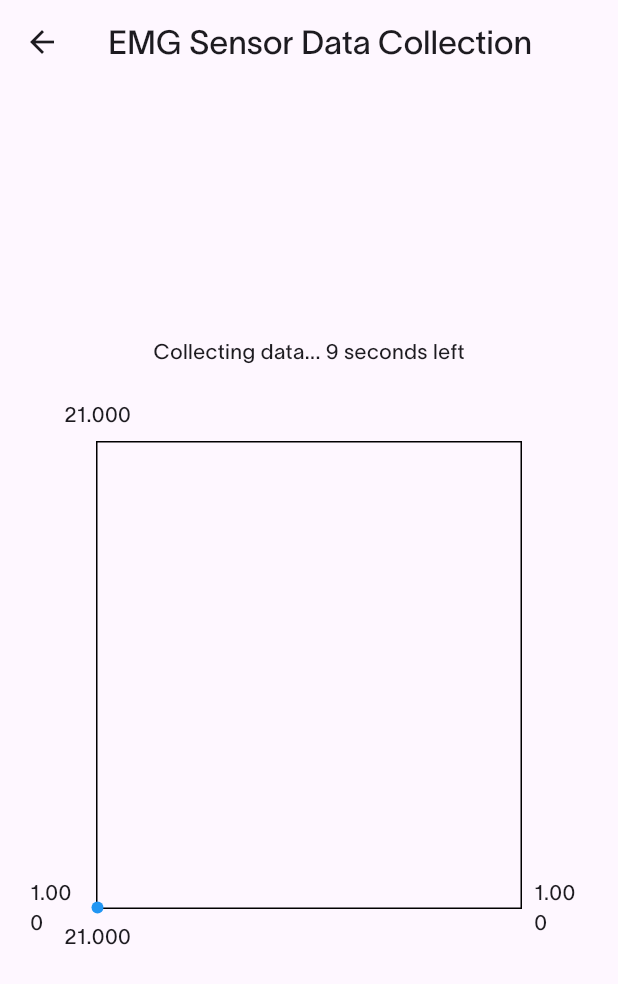
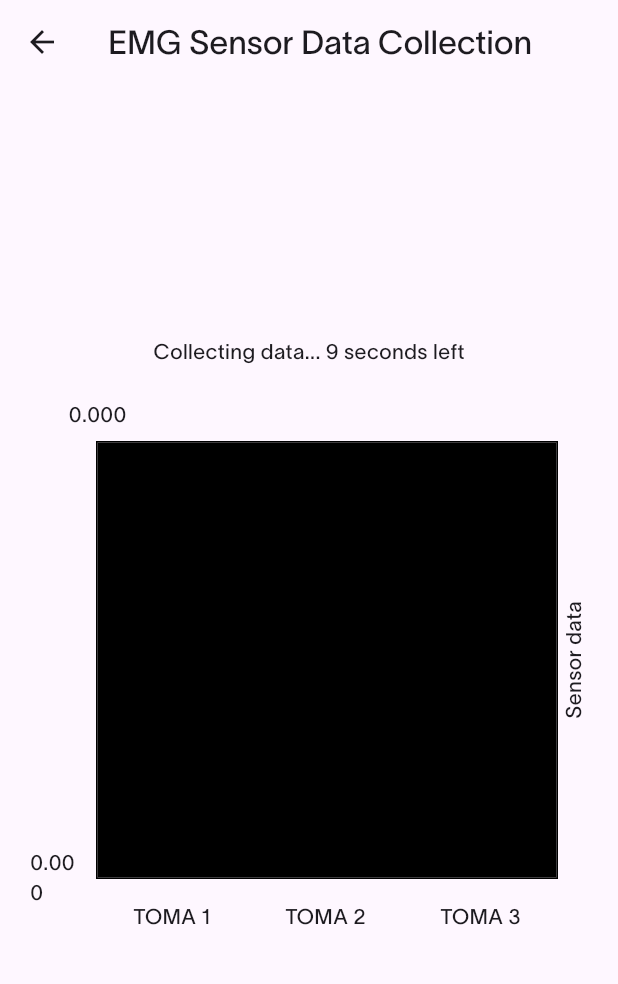
Before and after one commit to binivazqua/Morfo-App, a Flutter app: the timerSendPage screen opened directly, after a tap on "Start Data Collection", on a phone screen of 412 x 824 dp. Shown: the top 984 px of the screen. Run offline on Flutter 3.47's test engine with Material 3 defaults, Android fonts, the phone set to English and light mode, and no system bars; drawn by our look-alikes of fl_chart; our stand-ins replace firebase_auth, firebase_core, firebase_database, flutter_animate, google_nav_bar, smooth_page_indicator; missing offline and left inert: cupertino_battery_indicator; accounts and stored records are empty.

Commit message:
generate repor timer final

```diff
--- a/lib/info/timerSendSensorDat.dart
+++ b/lib/info/timerSendSensorDat.dart
@@ -1,6 +1,10 @@
 import 'dart:async'; // For Timer
+import 'package:firebase_auth/firebase_auth.dart';
+import 'package:firebase_database/firebase_database.dart';
 import 'package:fl_chart/fl_chart.dart'; // For the chart
-import 'package:flutter/material.dart'; // Flutter essentials
+import 'package:flutter/material.dart';
+import 'package:morflutter/design/constants.dart';
+import 'package:morflutter/display_info/databaseClass.dart'; // Flutter essentials
 
 class timerSendPage extends StatefulWidget {
   @override
@@ -8,6 +12,66 @@ class timerSendPage extends StatefulWidget {
 }
 
 class _timerSendPageState extends State<timerSendPage> {
+  /* ===================== DATABASE DATA FETCHING ================= */
+
+  final database = FirebaseDatabase.instance.ref();
+  User? newUser = FirebaseAuth.instance.currentUser;
+  List<MorfoData> sensorDataList = [];
+
+  /**
+   *  Initializes our app state so that it can read data in real time.
+   */
+  @override
+  void initState() {
+    super.initState();
+    FetchMorfoData();
+  }
+
+  /**
+   * _A method to fetch data from RTDB and only make use of the classes in our code.
+   */
+  void FetchMorfoData() {
+    String? userUID = newUser?.uid;
+    String path = '/sensorSim/${userUID}/';
+
+    database.child(path).onValue.listen((event) {
+      final data = event.snapshot.value as Map<dynamic, dynamic>;
+      List<MorfoData> tempList = [];
+
+      data.forEach((date, muscleData) {
+        if (muscleData is Map<dynamic, dynamic>) {
+          tempList.add(
+              MorfoData.fromMap(date, Map<String, dynamic>.from(muscleData)));
+        }
+      });
+
+      setState(() {
+        sensorDataList = tempList;
+      });
+    });
+  }
+
+  /* ========================================================= */
+
+  /* ================== GENERATE SPOTS FROM DATABASE ========================= */
+
+  List<FlSpot> _generateSpots() {
+    // Generate spots from Firebase RTDB data
+    List<FlSpot> spots = [];
+    int index = 0;
+
+    for (var sensorData in sensorDataList) {
+      for (var reading in sensorData.muscleData) {
+        spots.add(FlSpot(index.toDouble(), reading.value.toDouble()));
+        index++;
+      }
+    }
+
+    return spots;
+  }
+
+  /* ========================================================== */
+
   List<FlSpot> spots = [];
   bool isCollectingData = false;
   Timer? _timer;
@@ -25,29 +89,76 @@ class _timerSendPageState extends State<timerSendPage> {
           child: Column(
             mainAxisAlignment: MainAxisAlignment.center,
             children: [
-              if (!isCollectingData) // Only show this if not collecting data
+              if (!isCollectingData)
                 ElevatedButton(
                   onPressed: startDataCollection,
                   child: Text('Start Data Collection'),
                 ),
-              if (isCollectingData) // Show timer and data graph during collection
+              if (isCollectingData)
                 Column(
                   children: [
                     Text('Collecting data... $_remainingTime seconds left'),
                     SizedBox(height: 20),
                     AspectRatio(
                       aspectRatio: 1,
-                      child: LineChart(
-                        LineChartData(
-                          lineBarsData: [
-                            LineChartBarData(
-                              spots: spots,
-                              isCurved: true,
-                              color: Colors.blue,
+                      child: LineChart(LineChartData(
+                        backgroundColor: Colors.black,
+                        titlesData: FlTitlesData(
+                          show: true,
+                          rightTitles: AxisTitles(
+                            axisNameWidget: Text('Sensor data'),
+                            axisNameSize: 20,
+                            sideTitles: SideTitles(showTitles: false),
                           ),
+                          bottomTitles: AxisTitles(
+                            axisNameSize: 50,
+                            axisNameWidget: Row(
+                              mainAxisAlignment: MainAxisAlignment.spaceAround,
+                              children: [
+                                Text('TOMA 1'),
+                                Text('TOMA 2'),
+                                Text('TOMA 3'),
                               ],
                             ),
                           ),
+                        ),
+                        lineBarsData: [
+                          LineChartBarData(
+                            color: Colors.amber,
+                            gradient: LinearGradient(colors: [
+                              morfoWhite,
+                              darkPeriwinkle,
+                              darkPeriwinkle,
+                            ]),
+                            isCurved: true,
+                            barWidth: 2,
+                            spots: _generateSpots(),
+                            dotData: FlDotData(
+                              show: true,
+                              getDotPainter: (FlSpot spot, double percent,
+                                  LineChartBarData barData, int index) {
+                                List<FlSpot> spots = barData.spots;
+
+                                if (spot.y == findMaxValue(spots)) {
+                                  return FlDotCirclePainter(
+                                    radius: 6,
+                                    color: Colors.blue,
+                                    strokeWidth: 2,
+                                    strokeColor: Colors.white,
+                                  );
+                                } else {
+                                  return FlDotCirclePainter(
+                                    radius: 4,
+                                    color: lilyPurple,
+                                    strokeWidth: 2,
+                                    strokeColor: Colors.white,
+                                  );
+                                }
+                              },
+                            ),
+                          )
+                        ],
+                      )),
                     ),
                   ],
                 ),
@@ -68,28 +179,17 @@ class _timerSendPageState extends State<timerSendPage> {
     setState(() {
       isCollectingData = true;
       _remainingTime = 10;
-      spots = []; // Clear previous data
+      spots = _generateSpots(); // Clear previous data and use new spots
     });
 
     _timer = Timer.periodic(Duration(seconds: 1), (timer) {
       setState(() {
         _remainingTime--;
-        _collectData(); // Collect data for 30 seconds
-      });
 
         if (_remainingTime <= 0) {
           stopDataCollection();
         }
       });
-  }
-
-  void _collectData() {
-    // Simulate sensor data collection (replace this with actual data fetching logic)
-    double x = 30 - _remainingTime.toDouble();
-    double y = (x % 2 == 0) ? 2.0 : 1.0; // Simulated data points
-
-    setState(() {
-      spots.add(FlSpot(x, y));
     });
   }
 
@@ -99,7 +199,7 @@ class _timerSendPageState extends State<timerSendPage> {
       isCollectingData = false;
     });
 
-    // Optional: Notify user that data collection is done
+    // Notify user that data collection is done
     showMaxValueDialog(context, findMaxValue(spots));
   }
 
@@ -124,7 +224,6 @@ class _timerSendPageState extends State<timerSendPage> {
   }
 
   void showReportDialog(BuildContext context) {
-    // Implement logic to generate and display the report based on the collected data
     showDialog(
       context: context,
       builder: (_) => AlertDialog(
```
Lines whose indentation alone changed are shown as unchanged.
